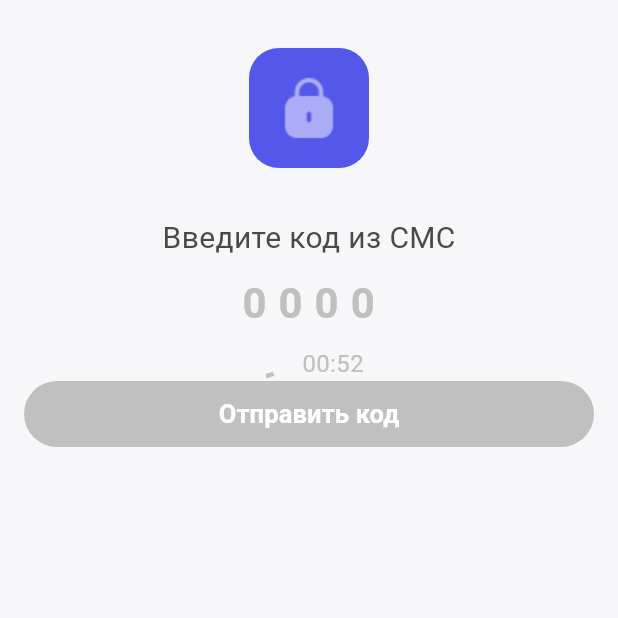
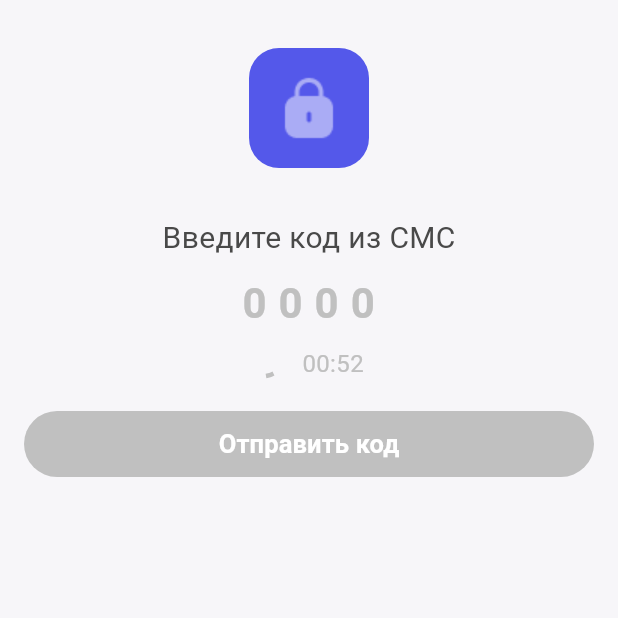
Before and after one commit to VladislavA966/Neobis_Android_Chapter8, a Flutter app: the screen it shows after launch, on a phone screen of 412 x 824 dp, the top half of it. Run offline on Flutter 3.47's test engine with Material 3 defaults, Android fonts, the phone set to English and light mode, and no system bars; our stand-ins replace bloc, dio, flutter_bloc, get_it.

Commit message:
added loyers files, prepared screens for API

```diff
--- /dev/null
+++ b/lib/features/confirm_phone_number/presentation/bloc/confirm_phone_event.dart
@@ -0,0 +1,4 @@
+part of 'confirm_phone_bloc.dart';
+
+@immutable
+sealed class ConfirmPhoneEvent {}
--- /dev/null
+++ b/lib/features/confirm_phone_number/presentation/bloc/confirm_phone_state.dart
@@ -0,0 +1,6 @@
+part of 'confirm_phone_bloc.dart';
+
+@immutable
+sealed class ConfirmPhoneState {}
+
+final class ConfirmPhoneInitial extends ConfirmPhoneState {}
--- a/lib/features/confirm_phone_number/presentation/screens/verification_screen.dart
+++ b/lib/features/confirm_phone_number/presentation/screens/verification_screen.dart
@@ -119,11 +119,12 @@ class _VerificationScreenState extends State<VerificationScreen> {
                       style: AppFonts.s16w400.copyWith(color: AppColors.violet),
                     ),
                   ),
+                const SizedBox(
+                  height: 20,
+                ),
                 CommonElevatedButton(
                   title: 'Отправить код',
-                  onPressed: codeController.text.isEmpty ? null : () {
-
-                  },
+                  onPressed: codeController.text.isEmpty ? null : () {},
                 ),
               ],
             ),
```
Also changed, not shown: lib/features/confirm_phone_number/presentation/bloc/confirm_phone_bloc.dart (added, +13 -0 lines), lib/features/add_user_data_screen/data/data_sources/add_user_data_data_source.dart (added), lib/features/add_user_data_screen/data/repository_impl/add_user_data_repository_impl.dart (added), lib/features/add_user_data_screen/domain/repo/add_user_data_repo.dart (added), lib/features/add_user_data_screen/domain/usecases/add_user_data_use_case.dart (added), lib/features/confirm_phone_number/data/data_sources/local_data_source.dart (added), lib/features/confirm_phone_number/data/data_sources/remote_data_source.dart (added), lib/features/confirm_phone_number/data/repository_impl/confirm_phone_repository_impl.dart (added), lib/features/confirm_phone_number/domain/repo/confirm_phone_repo.dart (added), lib/features/confirm_phone_number/domain/use_cases/confirm_phone_usecase.dart (added).
